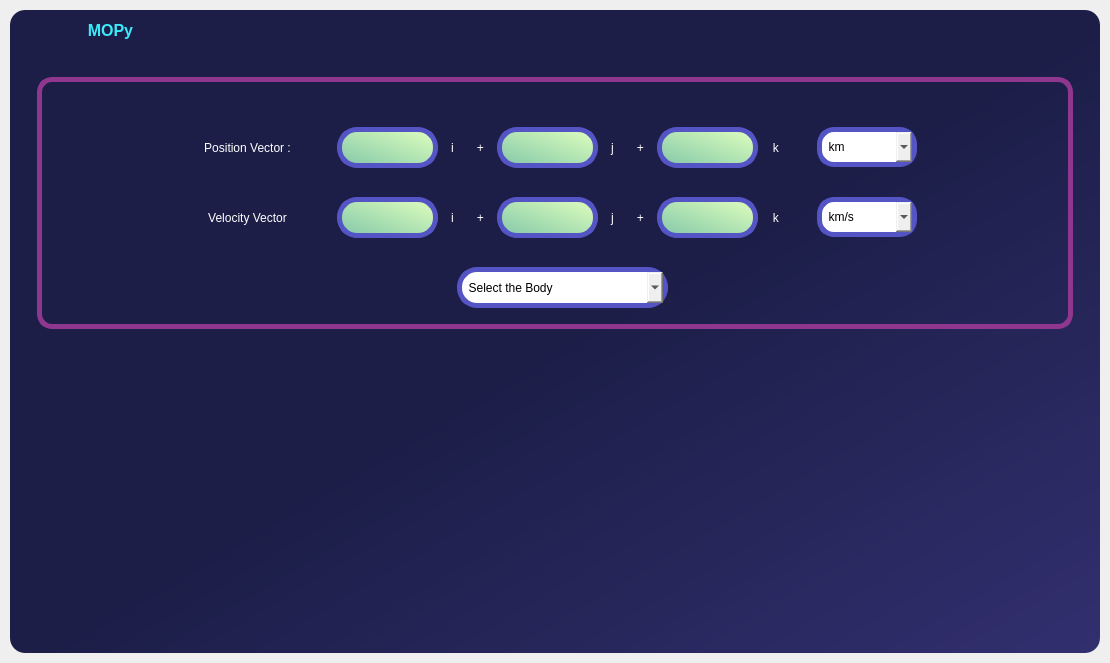
This is UI_Functions/Home_Page.ui in Mechanics-of-Orbit/MOPy as Qt 5 draws it before an edit. The edited form follows.
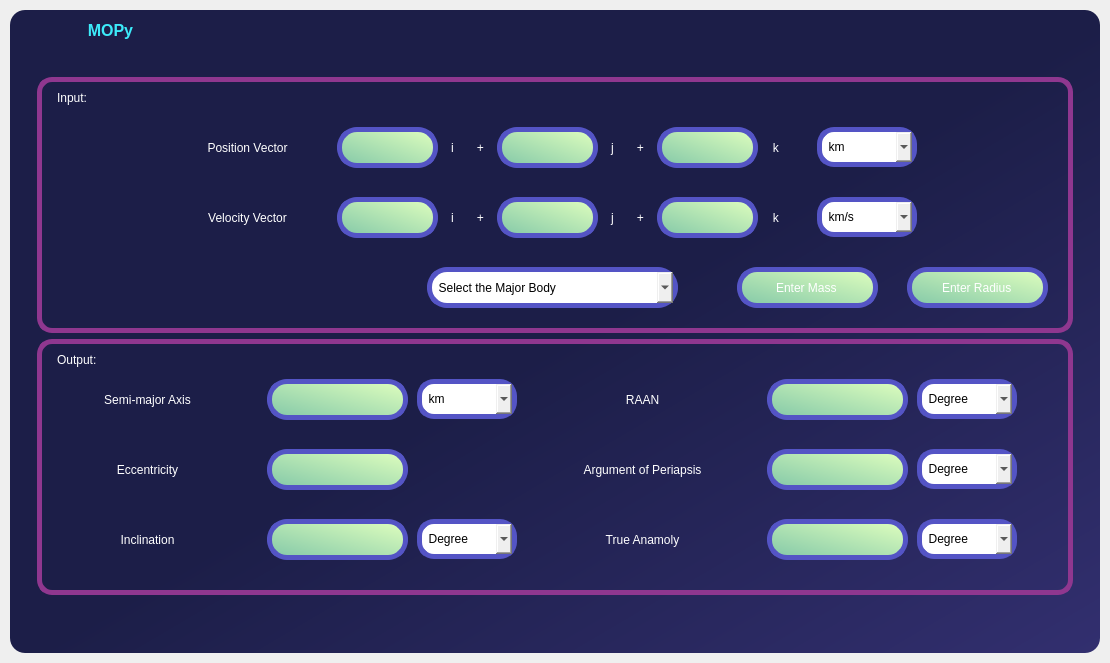
This is the edited form. The open tabs and pages were chosen to show the change. Icons and pictures are not drawn.

Diff of the .ui file:
```diff
--- a/UI_Functions/Home_Page.ui
+++ b/UI_Functions/Home_Page.ui
@@ -10202,6 +10202,9 @@
                  <enum>QFrame::Raised</enum>
                 </property>
                 <layout class="QVBoxLayout" name="verticalLayout_49">
+                 <property name="bottomMargin">
+                  <number>0</number>
+                 </property>
                  <item>
                   <widget class="QFrame" name="frame_84">
                    <property name="styleSheet">
@@ -10253,7 +10256,7 @@
 </string>
                     </property>
                     <property name="text">
-                     <string>Position Vector :</string>
+                     <string>Position Vector</string>
                     </property>
                     <property name="alignment">
                      <set>Qt::AlignCenter</set>
@@ -10691,9 +10694,9 @@
                    <widget class="QComboBox" name="SOI_planet_name_3">
                     <property name="geometry">
                      <rect>
-                      <x>420</x>
+                      <x>390</x>
                       <y>190</y>
-                      <width>211</width>
+                      <width>251</width>
                       <height>41</height>
                      </rect>
                     </property>
@@ -10710,7 +10713,7 @@
                     </property>
                     <item>
                      <property name="text">
-                      <string>  Select the Body</string>
+                      <string>  Select the Major Body</string>
                      </property>
                     </item>
                     <item>
@@ -10763,17 +10766,723 @@
                       <string>  Pluto</string>
                      </property>
                     </item>
+                    <item>
+                     <property name="text">
+                      <string>  Other</string>
+                     </property>
+                    </item>
+                   </widget>
+                   <widget class="QStackedWidget" name="otherbody_stack">
+                    <property name="geometry">
+                     <rect>
+                      <x>690</x>
+                      <y>170</y>
+                      <width>331</width>
+                      <height>71</height>
+                     </rect>
+                    </property>
+                    <property name="styleSheet">
+                     <string notr="true">border:none;
+color:white;
+</string>
+                    </property>
+                    <property name="currentIndex">
+                     <number>1</number>
+                    </property>
+                    <widget class="QWidget" name="blanck"/>
+                    <widget class="QWidget" name="show_page">
+                     <widget class="QLineEdit" name="lineEdit_16">
+                      <property name="geometry">
+                       <rect>
+                        <x>10</x>
+                        <y>20</y>
+                        <width>141</width>
+                        <height>41</height>
+                       </rect>
+                      </property>
+                      <property name="styleSheet">
+                       <string notr="true">QLineEdit{
+	background-color: qlineargradient(spread:pad, x1:0, y1:1, x2:1, y2:0, stop:0 rgba(131, 200, 168, 255), stop:1 rgba(224, 255, 190, 255));
+	
+	border: 5px solid rgb(84, 84, 197);
+	font: 12pt &quot;Arial&quot;;
+	border-radius: 20px;}
+
+
+QLineEdit:hover{
+	border: 4px solid rgb(2, 119, 189);
+}</string>
+                      </property>
+                      <property name="text">
+                       <string>Enter Mass</string>
+                      </property>
+                      <property name="alignment">
+                       <set>Qt::AlignCenter</set>
+                      </property>
+                     </widget>
+                     <widget class="QLineEdit" name="lineEdit_17">
+                      <property name="geometry">
+                       <rect>
+                        <x>180</x>
+                        <y>20</y>
+                        <width>141</width>
+                        <height>41</height>
+                       </rect>
+                      </property>
+                      <property name="styleSheet">
+                       <string notr="true">QLineEdit{
+	background-color: qlineargradient(spread:pad, x1:0, y1:1, x2:1, y2:0, stop:0 rgba(131, 200, 168, 255), stop:1 rgba(224, 255, 190, 255));
+	
+	border: 5px solid rgb(84, 84, 197);
+	font: 12pt &quot;Arial&quot;;
+	border-radius: 20px;}
+
+
+QLineEdit:hover{
+	border: 4px solid rgb(2, 119, 189);
+}</string>
+                      </property>
+                      <property name="text">
+                       <string>Enter Radius</string>
+                      </property>
+                      <property name="alignment">
+                       <set>Qt::AlignCenter</set>
+                      </property>
+                     </widget>
+                    </widget>
+                   </widget>
+                   <widget class="QLabel" name="label_264">
+                    <property name="geometry">
+                     <rect>
+                      <x>20</x>
+                      <y>10</y>
+                      <width>221</width>
+                      <height>21</height>
+                     </rect>
+                    </property>
+                    <property name="styleSheet">
+                     <string notr="true">border:none;
+color:white;
+</string>
+                    </property>
+                    <property name="text">
+                     <string>Input:</string>
+                    </property>
+                    <property name="alignment">
+                     <set>Qt::AlignLeading|Qt::AlignLeft|Qt::AlignVCenter</set>
+                    </property>
                    </widget>
                   </widget>
                  </item>
                  <item>
                   <widget class="QFrame" name="frame_85">
+                   <property name="styleSheet">
+                    <string notr="true">QLabel{
+	
+	border: 5px solid rgb(84, 84, 197);
+	font: 12pt &quot;Arial&quot;;
+	border-radius: 20px;
+	color:white;
+}
+
+
+QLabel:hover{
+	border: 4px solid rgb(2, 119, 189);
+
+
+}
+
+QFrame{
+
+border: 5px solid rgb(143, 55, 143);
+border-radius: 15px;
+}
+
+QFrame:hover{
+	border: 5px solid  rgb(255, 248, 166);
+	
+}
+</string>
+                   </property>
                    <property name="frameShape">
                     <enum>QFrame::StyledPanel</enum>
                    </property>
                    <property name="frameShadow">
                     <enum>QFrame::Raised</enum>
                    </property>
+                   <widget class="QLabel" name="label_10">
+                    <property name="geometry">
+                     <rect>
+                      <x>230</x>
+                      <y>40</y>
+                      <width>141</width>
+                      <height>41</height>
+                     </rect>
+                    </property>
+                    <property name="styleSheet">
+                     <string notr="true">QLabel{
+	
+	background-color: qlineargradient(spread:pad, x1:0, y1:1, x2:1, y2:0, stop:0 rgba(131, 200, 168, 255), stop:1 rgba(224, 255, 190, 255));
+	border: 5px solid rgb(84, 84, 197);
+	font: 12pt &quot;Arial&quot;;
+	border-radius: 20px;}
+
+
+QLabel:hover{
+	border: 4px solid rgb(2, 119, 189);
+}</string>
+                    </property>
+                    <property name="text">
+                     <string/>
+                    </property>
+                   </widget>
+                   <widget class="QLabel" name="label_23">
+                    <property name="geometry">
+                     <rect>
+                      <x>230</x>
+                      <y>110</y>
+                      <width>141</width>
+                      <height>41</height>
+                     </rect>
+                    </property>
+                    <property name="styleSheet">
+                     <string notr="true">QLabel{
+	
+	background-color: qlineargradient(spread:pad, x1:0, y1:1, x2:1, y2:0, stop:0 rgba(131, 200, 168, 255), stop:1 rgba(224, 255, 190, 255));
+	border: 5px solid rgb(84, 84, 197);
+	font: 12pt &quot;Arial&quot;;
+	border-radius: 20px;}
+
+
+QLabel:hover{
+	border: 4px solid rgb(2, 119, 189);
+}</string>
+                    </property>
+                    <property name="text">
+                     <string/>
+                    </property>
+                   </widget>
+                   <widget class="QLabel" name="label_24">
+                    <property name="geometry">
+                     <rect>
+                      <x>230</x>
+                      <y>180</y>
+                      <width>141</width>
+                      <height>41</height>
+                     </rect>
+                    </property>
+                    <property name="styleSheet">
+                     <string notr="true">QLabel{
+	
+	background-color: qlineargradient(spread:pad, x1:0, y1:1, x2:1, y2:0, stop:0 rgba(131, 200, 168, 255), stop:1 rgba(224, 255, 190, 255));
+	border: 5px solid rgb(84, 84, 197);
+	font: 12pt &quot;Arial&quot;;
+	border-radius: 20px;}
+
+
+QLabel:hover{
+	border: 4px solid rgb(2, 119, 189);
+}</string>
+                    </property>
+                    <property name="text">
+                     <string/>
+                    </property>
+                   </widget>
+                   <widget class="QLabel" name="label_116">
+                    <property name="geometry">
+                     <rect>
+                      <x>730</x>
+                      <y>110</y>
+                      <width>141</width>
+                      <height>41</height>
+                     </rect>
+                    </property>
+                    <property name="styleSheet">
+                     <string notr="true">QLabel{
+	
+	background-color: qlineargradient(spread:pad, x1:0, y1:1, x2:1, y2:0, stop:0 rgba(131, 200, 168, 255), stop:1 rgba(224, 255, 190, 255));
+	border: 5px solid rgb(84, 84, 197);
+	font: 12pt &quot;Arial&quot;;
+	border-radius: 20px;}
+
+
+QLabel:hover{
+	border: 4px solid rgb(2, 119, 189);
+}</string>
+                    </property>
+                    <property name="text">
+                     <string/>
+                    </property>
+                   </widget>
+                   <widget class="QLabel" name="label_148">
+                    <property name="geometry">
+                     <rect>
+                      <x>730</x>
+                      <y>40</y>
+                      <width>141</width>
+                      <height>41</height>
+                     </rect>
+                    </property>
+                    <property name="styleSheet">
+                     <string notr="true">QLabel{
+	
+	background-color: qlineargradient(spread:pad, x1:0, y1:1, x2:1, y2:0, stop:0 rgba(131, 200, 168, 255), stop:1 rgba(224, 255, 190, 255));
+	border: 5px solid rgb(84, 84, 197);
+	font: 12pt &quot;Arial&quot;;
+	border-radius: 20px;}
+
+
+QLabel:hover{
+	border: 4px solid rgb(2, 119, 189);
+}</string>
+                    </property>
+                    <property name="text">
+                     <string/>
+                    </property>
+                   </widget>
+                   <widget class="QLabel" name="label_149">
+                    <property name="geometry">
+                     <rect>
+                      <x>730</x>
+                      <y>180</y>
+                      <width>141</width>
+                      <height>41</height>
+                     </rect>
+                    </property>
+                    <property name="styleSheet">
+                     <string notr="true">QLabel{
+	
+	background-color: qlineargradient(spread:pad, x1:0, y1:1, x2:1, y2:0, stop:0 rgba(131, 200, 168, 255), stop:1 rgba(224, 255, 190, 255));
+	border: 5px solid rgb(84, 84, 197);
+	font: 12pt &quot;Arial&quot;;
+	border-radius: 20px;}
+
+
+QLabel:hover{
+	border: 4px solid rgb(2, 119, 189);
+}</string>
+                    </property>
+                    <property name="text">
+                     <string/>
+                    </property>
+                   </widget>
+                   <widget class="QLabel" name="label_151">
+                    <property name="geometry">
+                     <rect>
+                      <x>0</x>
+                      <y>40</y>
+                      <width>221</width>
+                      <height>41</height>
+                     </rect>
+                    </property>
+                    <property name="styleSheet">
+                     <string notr="true">border:none;
+color:white;
+</string>
+                    </property>
+                    <property name="text">
+                     <string>Semi-major Axis</string>
+                    </property>
+                    <property name="alignment">
+                     <set>Qt::AlignCenter</set>
+                    </property>
+                   </widget>
+                   <widget class="QLabel" name="label_155">
+                    <property name="geometry">
+                     <rect>
+                      <x>0</x>
+                      <y>110</y>
+                      <width>221</width>
+                      <height>41</height>
+                     </rect>
+                    </property>
+                    <property name="styleSheet">
+                     <string notr="true">border:none;
+color:white;
+</string>
+                    </property>
+                    <property name="text">
+                     <string>Eccentricity</string>
+                    </property>
+                    <property name="alignment">
+                     <set>Qt::AlignCenter</set>
+                    </property>
+                   </widget>
+                   <widget class="QLabel" name="label_245">
+                    <property name="geometry">
+                     <rect>
+                      <x>0</x>
+                      <y>180</y>
+                      <width>221</width>
+                      <height>41</height>
+                     </rect>
+                    </property>
+                    <property name="styleSheet">
+                     <string notr="true">border:none;
+color:white;
+</string>
+                    </property>
+                    <property name="text">
+                     <string>Inclination</string>
+                    </property>
+                    <property name="alignment">
+                     <set>Qt::AlignCenter</set>
+                    </property>
+                   </widget>
+                   <widget class="QLabel" name="label_247">
+                    <property name="geometry">
+                     <rect>
+                      <x>490</x>
+                      <y>40</y>
+                      <width>231</width>
+                      <height>41</height>
+                     </rect>
+                    </property>
+                    <property name="styleSheet">
+                     <string notr="true">border:none;
+color:white;
+</string>
+                    </property>
+                    <property name="text">
+                     <string>RAAN</string>
+                    </property>
+                    <property name="alignment">
+                     <set>Qt::AlignCenter</set>
+                    </property>
+                   </widget>
+                   <widget class="QLabel" name="label_252">
+                    <property name="geometry">
+                     <rect>
+                      <x>490</x>
+                      <y>110</y>
+                      <width>231</width>
+                      <height>41</height>
+                     </rect>
+                    </property>
+                    <property name="styleSheet">
+                     <string notr="true">border:none;
+color:white;
+</string>
+                    </property>
+                    <property name="text">
+                     <string>Argument of Periapsis</string>
+                    </property>
+                    <property name="alignment">
+                     <set>Qt::AlignCenter</set>
+                    </property>
+                   </widget>
+                   <widget class="QLabel" name="label_253">
+                    <property name="geometry">
+                     <rect>
+                      <x>490</x>
+                      <y>180</y>
+                      <width>231</width>
+                      <height>41</height>
+                     </rect>
+                    </property>
+                    <property name="styleSheet">
+                     <string notr="true">border:none;
+color:white;
+</string>
+                    </property>
+                    <property name="text">
+                     <string>True Anamoly</string>
+                    </property>
+                    <property name="alignment">
+                     <set>Qt::AlignCenter</set>
+                    </property>
+                   </widget>
+                   <widget class="QLabel" name="label_262">
+                    <property name="geometry">
+                     <rect>
+                      <x>20</x>
+                      <y>10</y>
+                      <width>221</width>
+                      <height>21</height>
+                     </rect>
+                    </property>
+                    <property name="styleSheet">
+                     <string notr="true">border:none;
+color:white;
+</string>
+                    </property>
+                    <property name="text">
+                     <string>Output:</string>
+                    </property>
+                    <property name="alignment">
+                     <set>Qt::AlignLeading|Qt::AlignLeft|Qt::AlignVCenter</set>
+                    </property>
+                   </widget>
+                   <widget class="QComboBox" name="type_of_calendar_8">
+                    <property name="geometry">
+                     <rect>
+                      <x>380</x>
+                      <y>40</y>
+                      <width>100</width>
+                      <height>40</height>
+                     </rect>
+                    </property>
+                    <property name="minimumSize">
+                     <size>
+                      <width>100</width>
+                      <height>40</height>
+                     </size>
+                    </property>
+                    <property name="maximumSize">
+                     <size>
+                      <width>100</width>
+                      <height>40</height>
+                     </size>
+                    </property>
+                    <property name="layoutDirection">
+                     <enum>Qt::LeftToRight</enum>
+                    </property>
+                    <property name="styleSheet">
+                     <string notr="true">QComboBox{
+	
+	
+	
+	border: 5px solid rgb(84, 84, 197);
+	font: 12pt &quot;Arial&quot;;
+	border-radius: 17px;}
+
+
+QComboBox:hover{
+	border: 4px solid rgb(2, 119, 189);
+}</string>
+                    </property>
+                    <property name="editable">
+                     <bool>false</bool>
+                    </property>
+                    <item>
+                     <property name="text">
+                      <string>  km</string>
+                     </property>
+                    </item>
+                    <item>
+                     <property name="text">
+                      <string>  miles</string>
+                     </property>
+                    </item>
+                    <item>
+                     <property name="text">
+                      <string>  AU</string>
+                     </property>
+                    </item>
+                    <item>
+                     <property name="text">
+                      <string>  DU</string>
+                     </property>
+                    </item>
+                   </widget>
+                   <widget class="QComboBox" name="type_of_calendar_9">
+                    <property name="geometry">
+                     <rect>
+                      <x>380</x>
+                      <y>180</y>
+                      <width>100</width>
+                      <height>40</height>
+                     </rect>
+                    </property>
+                    <property name="minimumSize">
+                     <size>
+                      <width>100</width>
+                      <height>40</height>
+                     </size>
+                    </property>
+                    <property name="maximumSize">
+                     <size>
+                      <width>100</width>
+                      <height>40</height>
+                     </size>
+                    </property>
+                    <property name="layoutDirection">
+                     <enum>Qt::LeftToRight</enum>
+                    </property>
+                    <property name="styleSheet">
+                     <string notr="true">QComboBox{
+	
+	
+	
+	border: 5px solid rgb(84, 84, 197);
+	font: 12pt &quot;Arial&quot;;
+	border-radius: 17px;}
+
+
+QComboBox:hover{
+	border: 4px solid rgb(2, 119, 189);
+}</string>
+                    </property>
+                    <property name="editable">
+                     <bool>false</bool>
+                    </property>
+                    <item>
+                     <property name="text">
+                      <string>  Degree</string>
+                     </property>
+                    </item>
+                    <item>
+                     <property name="text">
+                      <string>  Radians</string>
+                     </property>
+                    </item>
+                   </widget>
+                   <widget class="QComboBox" name="type_of_calendar_10">
+                    <property name="geometry">
+                     <rect>
+                      <x>880</x>
+                      <y>40</y>
+                      <width>100</width>
+                      <height>40</height>
+                     </rect>
+                    </property>
+                    <property name="minimumSize">
+                     <size>
+                      <width>100</width>
+                      <height>40</height>
+                     </size>
+                    </property>
+                    <property name="maximumSize">
+                     <size>
+                      <width>100</width>
+                      <height>40</height>
+                     </size>
+                    </property>
+                    <property name="layoutDirection">
+                     <enum>Qt::LeftToRight</enum>
+                    </property>
+                    <property name="styleSheet">
+                     <string notr="true">QComboBox{
+	
+	
+	
+	border: 5px solid rgb(84, 84, 197);
+	font: 12pt &quot;Arial&quot;;
+	border-radius: 17px;}
+
+
+QComboBox:hover{
+	border: 4px solid rgb(2, 119, 189);
+}</string>
+                    </property>
+                    <property name="editable">
+                     <bool>false</bool>
+                    </property>
+                    <item>
+                     <property name="text">
+                      <string>  Degree</string>
+                     </property>
+                    </item>
+                    <item>
+                     <property name="text">
+                      <string>  Radians</string>
+                     </property>
+                    </item>
+                   </widget>
+                   <widget class="QComboBox" name="type_of_calendar_11">
+                    <property name="geometry">
+                     <rect>
+                      <x>880</x>
+                      <y>110</y>
+                      <width>100</width>
+                      <height>40</height>
+                     </rect>
+                    </property>
+                    <property name="minimumSize">
+                     <size>
+                      <width>100</width>
+                      <height>40</height>
+                     </size>
+                    </property>
+                    <property name="maximumSize">
+                     <size>
+                      <width>100</width>
+                      <height>40</height>
+                     </size>
+                    </property>
+                    <property name="layoutDirection">
+                     <enum>Qt::LeftToRight</enum>
+                    </property>
+                    <property name="styleSheet">
+                     <string notr="true">QComboBox{
+	
+	
+	
+	border: 5px solid rgb(84, 84, 197);
+	font: 12pt &quot;Arial&quot;;
+	border-radius: 17px;}
+
+
+QComboBox:hover{
+	border: 4px solid rgb(2, 119, 189);
+}</string>
+                    </property>
+                    <property name="editable">
+                     <bool>false</bool>
+                    </property>
+                    <item>
+                     <property name="text">
+                      <string>  Degree</string>
+                     </property>
+                    </item>
+                    <item>
+                     <property name="text">
+                      <string>  Radians</string>
+                     </property>
+                    </item>
+                   </widget>
+                   <widget class="QComboBox" name="type_of_calendar_12">
+                    <property name="geometry">
+                     <rect>
+                      <x>880</x>
+                      <y>180</y>
+                      <width>100</width>
+                      <height>40</height>
+                     </rect>
+                    </property>
+                    <property name="minimumSize">
+                     <size>
+                      <width>100</width>
+                      <height>40</height>
+                     </size>
+                    </property>
+                    <property name="maximumSize">
+                     <size>
+                      <width>100</width>
+                      <height>40</height>
+                     </size>
+                    </property>
+                    <property name="layoutDirection">
+                     <enum>Qt::LeftToRight</enum>
+                    </property>
+                    <property name="styleSheet">
+                     <string notr="true">QComboBox{
+	
+	
+	
+	border: 5px solid rgb(84, 84, 197);
+	font: 12pt &quot;Arial&quot;;
+	border-radius: 17px;}
+
+
+QComboBox:hover{
+	border: 4px solid rgb(2, 119, 189);
+}</string>
+                    </property>
+                    <property name="editable">
+                     <bool>false</bool>
+                    </property>
+                    <item>
+                     <property name="text">
+                      <string>  Degree</string>
+                     </property>
+                    </item>
+                    <item>
+                     <property name="text">
+                      <string>  Radians</string>
+                     </property>
+                    </item>
+                   </widget>
                   </widget>
                  </item>
                 </layout>
```
Left out of the diff: 4 changed lines with no effect on the pictures.
